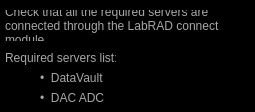
Before: the Qt Designer form Scanner GUI/nSOTCharacterizer/requiredServers.ui in afylab/nanoSQUID-Scanning-Software, drawn with Qt 5.
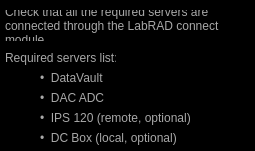
After: the same form once the commit is applied.

What changed in the file:
```diff
--- a/Scanner GUI/nSOTCharacterizer/requiredServers.ui
+++ b/Scanner GUI/nSOTCharacterizer/requiredServers.ui
@@ -7,9 +7,21 @@
     <x>0</x>
     <y>0</y>
     <width>255</width>
-    <height>112</height>
+    <height>151</height>
    </rect>
   </property>
+  <property name="minimumSize">
+   <size>
+    <width>255</width>
+    <height>151</height>
+   </size>
+  </property>
+  <property name="maximumSize">
+   <size>
+    <width>255</width>
+    <height>151</height>
+   </size>
+  </property>
   <property name="windowTitle">
    <string>nSOT Charactizer Server List</string>
   </property>
@@ -91,6 +103,42 @@
     <string>•  DAC ADC</string>
    </property>
   </widget>
+  <widget class="QLabel" name="label_7">
+   <property name="geometry">
+    <rect>
+     <x>40</x>
+     <y>110</y>
+     <width>161</width>
+     <height>16</height>
+    </rect>
+   </property>
+   <property name="styleSheet">
+    <string notr="true">#label_7{
+color: rgb(168,168,168)
+}</string>
+   </property>
+   <property name="text">
+    <string>•  IPS 120 (remote, optional)</string>
+   </property>
+  </widget>
+  <widget class="QLabel" name="label_8">
+   <property name="geometry">
+    <rect>
+     <x>40</x>
+     <y>130</y>
+     <width>161</width>
+     <height>16</height>
+    </rect>
+   </property>
+   <property name="styleSheet">
+    <string notr="true">#label_8{
+color: rgb(168,168,168)
+}</string>
+   </property>
+   <property name="text">
+    <string>•  DC Box (local, optional)</string>
+   </property>
+  </widget>
  </widget>
  <resources/>
  <connections/>
```
